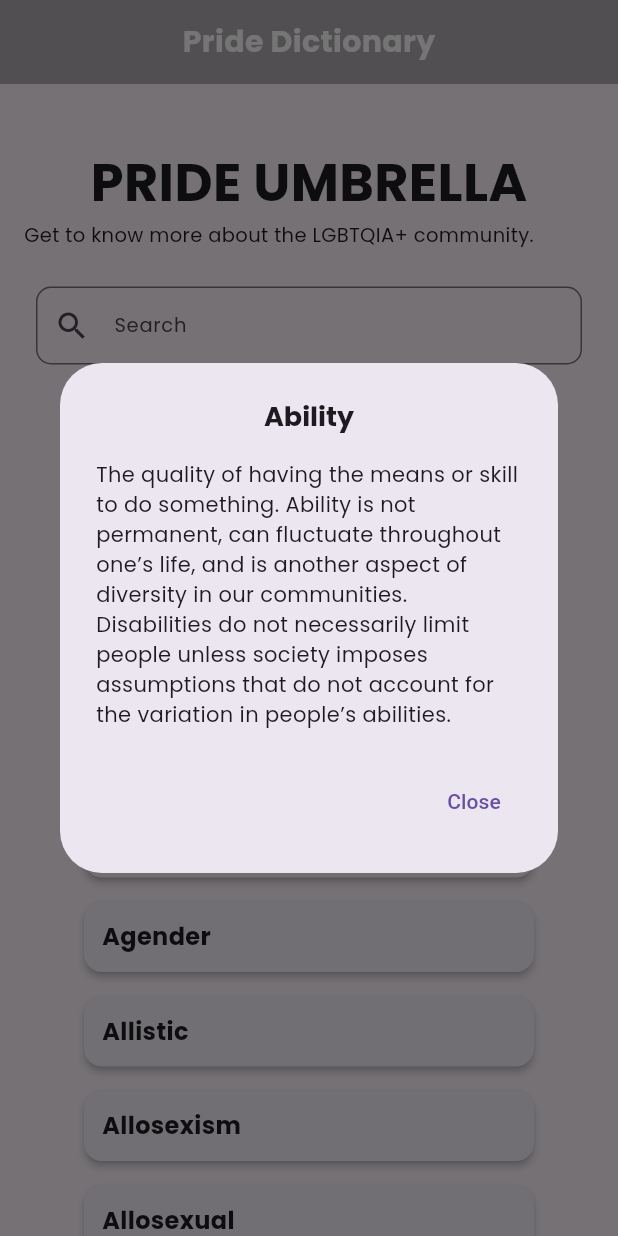
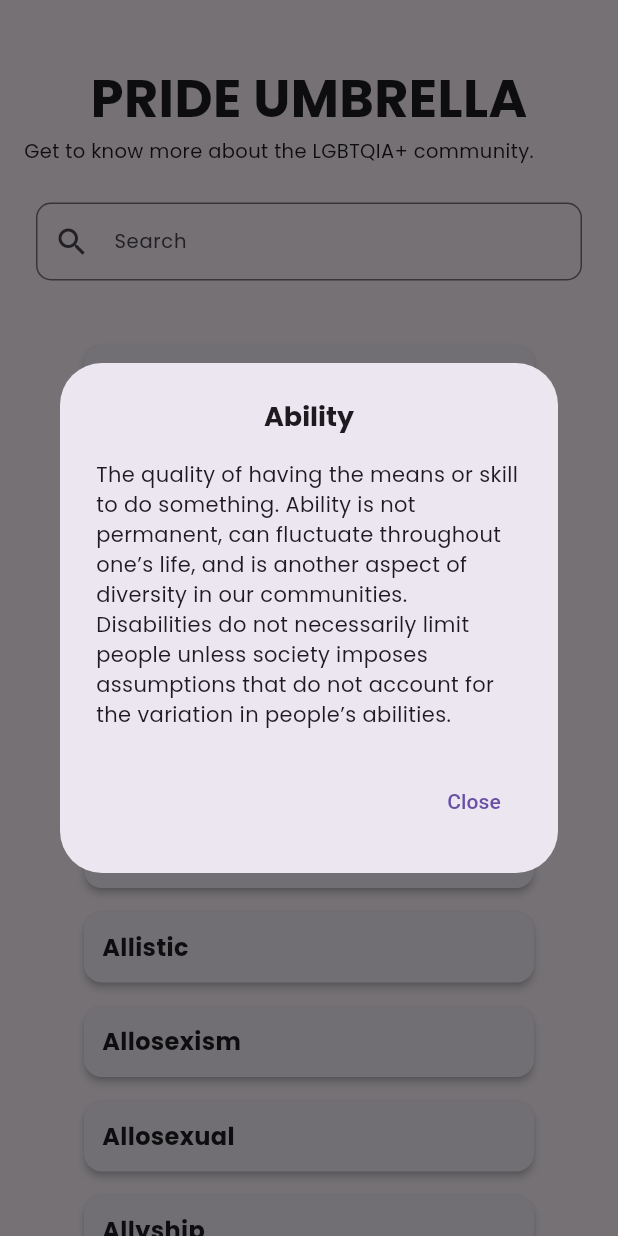
Before and after one commit to Olowap/LGBTQ-Hub, a Flutter app: the Dictionary screen opened directly, after a tap on "Ability", on a phone screen of 412 x 824 dp. Run offline on Flutter 3.47's test engine with Material 3 defaults, Android fonts, the phone set to English and light mode, and no system bars; our stand-ins replace google_fonts.

Commit message:
Code Copied

```diff
--- a/app/lib/Dictionary.dart
+++ b/app/lib/Dictionary.dart
@@ -1,10 +1,5 @@
 import 'package:flutter/material.dart';
 import 'package:google_fonts/google_fonts.dart';
-
-void main() => runApp(MaterialApp(
-      home: Dictionary(),
-    ));
-
 class Dictionary extends StatefulWidget {
   @override
   _DictionaryState createState() => _DictionaryState();
@@ -94,39 +89,7 @@ class _DictionaryState extends State<Dictionary> {
   @override
   Widget build(BuildContext context) {
     return Scaffold(
-      appBar: PreferredSize(
-        preferredSize: Size.fromHeight(56.0), // Height of the app bar
-        child: AppBar(
-          flexibleSpace: Stack(
-            children: [
-              Container(
-                decoration: BoxDecoration(
-                  image: DecorationImage(
-                    image: AssetImage(
-                        'splash.png'), // Replace with your image asset path
-                    fit: BoxFit.cover,
-                  ),
-                ),
-              ),
-              Container(
-                color: Colors.black.withOpacity(0.3),
-              ),
-              Center(
-                child: Text(
-                  'Pride Dictionary',
-                  style: GoogleFonts.poppins(
-                    fontSize: 20,
-                    fontWeight: FontWeight.bold,
-                    color: Colors.white,
-                  ),
-                ),
-              ),
-            ],
-          ),
-          backgroundColor: Colors.transparent,
-          elevation: 0,
-        ),
-      ),
+
       body: SingleChildScrollView(
         padding: EdgeInsets.all(16),
         child: Column(
```
Also changed, not shown: app/lib/home.dart (+0 -12 lines), app/lib/info.dart (+7 -19 lines), app/lib/main.dart (+21 -0 lines).
